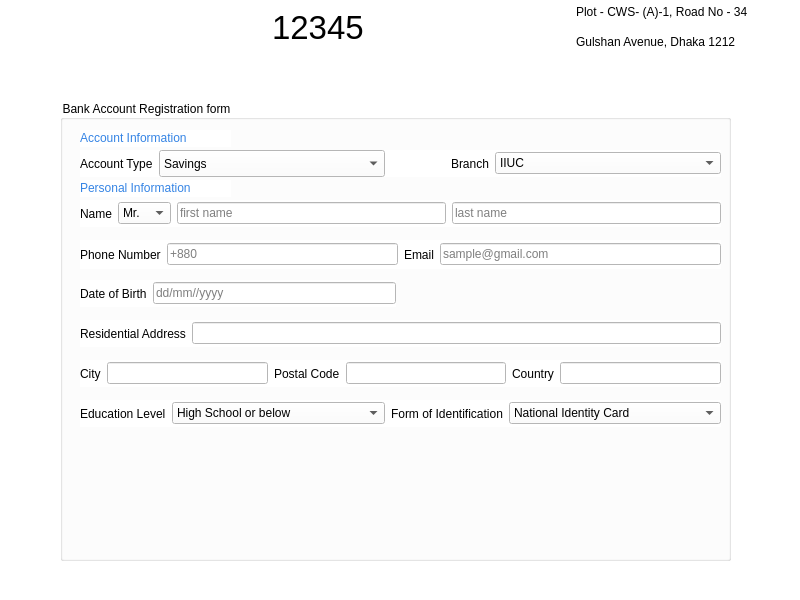
Before: the Qt Designer form bank/mainwindow.ui in sarwar-jahin-port/bank-management-qt-project, drawn with Qt 5.
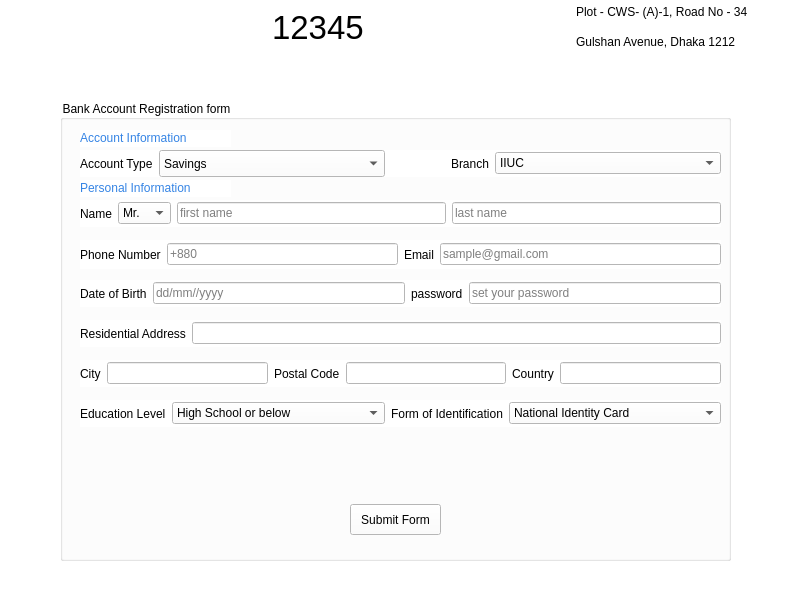
After: the same form once the commit is applied. The open tabs and pages were chosen to show the change. Icons and pictures are not drawn.

Commit message: dbsqlite added. login and signup working properly using database

```diff
--- a/bank/mainwindow.ui
+++ b/bank/mainwindow.ui
@@ -3971,7 +3971,7 @@
         <rect>
          <x>20</x>
          <y>180</y>
-         <width>316</width>
+         <width>641</width>
          <height>27</height>
         </rect>
        </property>
@@ -3990,6 +3990,20 @@
           </property>
          </widget>
         </item>
+        <item>
+         <widget class="QLabel" name="label_39">
+          <property name="text">
+           <string>password</string>
+          </property>
+         </widget>
+        </item>
+        <item>
+         <widget class="QLineEdit" name="signup_password">
+          <property name="placeholderText">
+           <string>set your password</string>
+          </property>
+         </widget>
+        </item>
        </layout>
       </widget>
       <widget class="QWidget" name="layoutWidget">
@@ -4364,6 +4378,19 @@
         </item>
        </layout>
       </widget>
+      <widget class="QPushButton" name="signup_submit_form">
+       <property name="geometry">
+        <rect>
+         <x>290</x>
+         <y>404</y>
+         <width>91</width>
+         <height>31</height>
+        </rect>
+       </property>
+       <property name="text">
+        <string>Submit Form</string>
+       </property>
+      </widget>
      </widget>
      <widget class="QWidget" name="layoutWidget_17">
       <property name="geometry">
```
Left out of the diff: 28 changed lines with no effect on the pictures. The commit also changes 42 other files.
